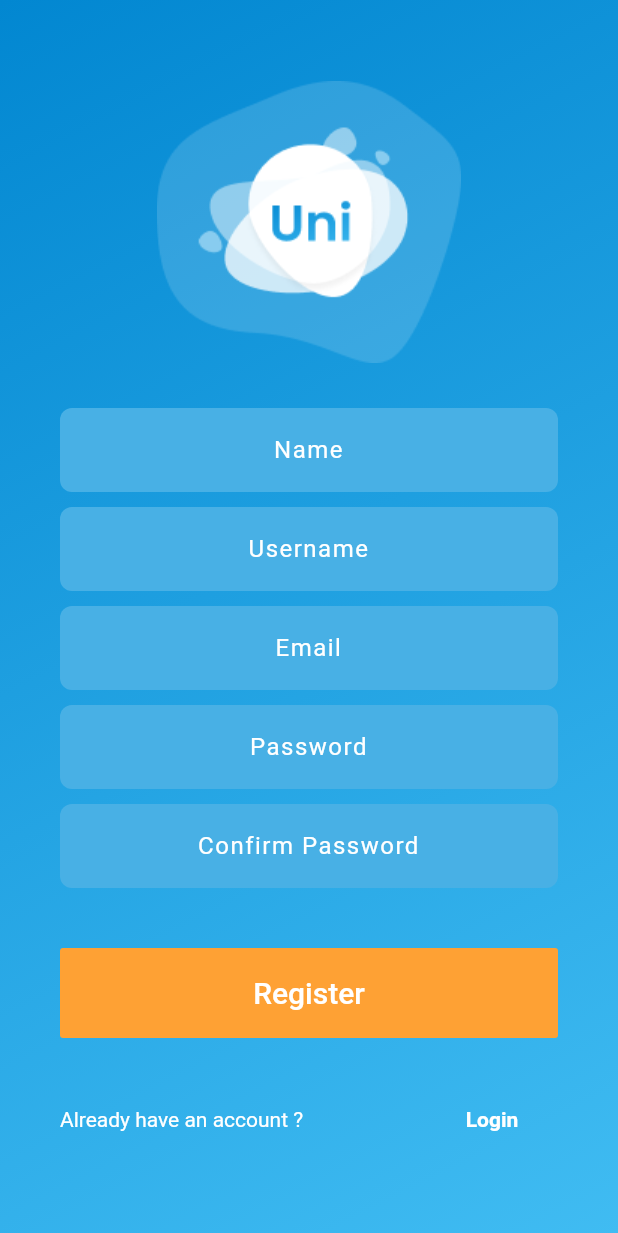
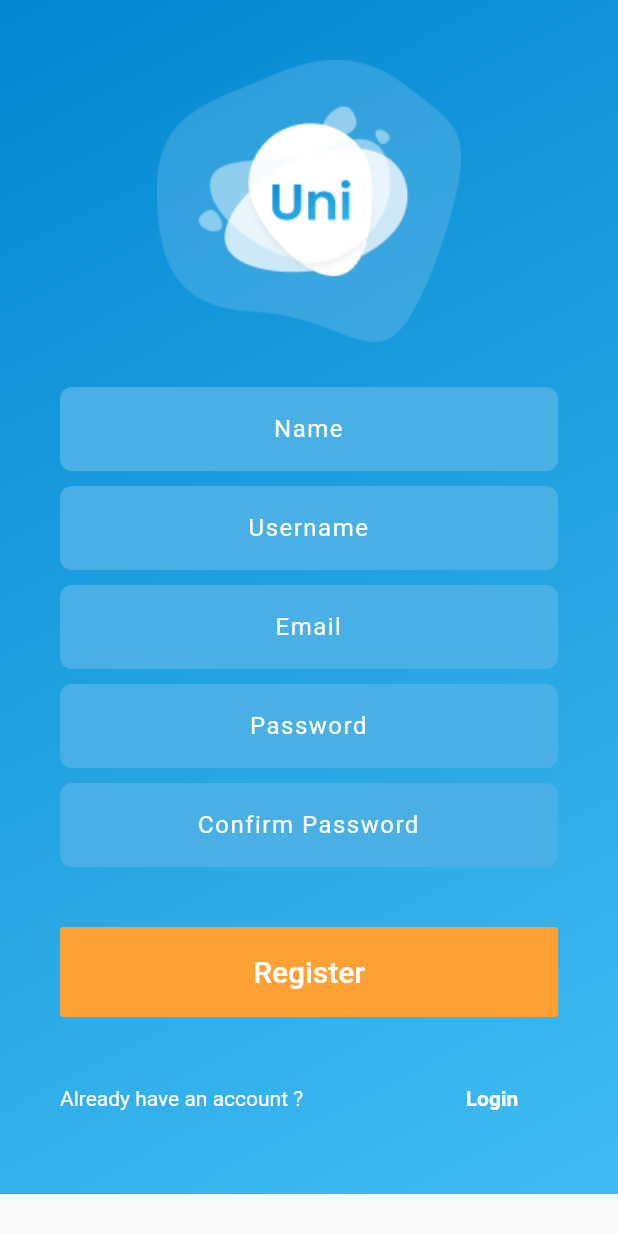
Before and after one commit to ayatmaulana/flutter_uniresto, a Flutter app: the Register screen opened by its route, on a phone screen of 412 x 824 dp. Shown: the top 1233 px of the screen. Run offline on Flutter 3.47's test engine with Material 2 defaults, Android fonts, the phone set to English and light mode, and no system bars.

Commit message:
remove height in register

```diff
--- a/lib/ui/register.dart
+++ b/lib/ui/register.dart
@@ -12,14 +12,12 @@ class _RegisterState extends State<Register> {
   @override
   Widget build(BuildContext context) {
     final width = MediaQuery.of(context).size.width;
-    final height = MediaQuery.of(context).size.height;
 
     return Scaffold(
       body: ListView(
         children: <Widget>[
           Container(
             width: width,
-            height: height,
             decoration: BoxDecoration(
               gradient: LinearGradient(
                   begin: Alignment.topLeft,
```
